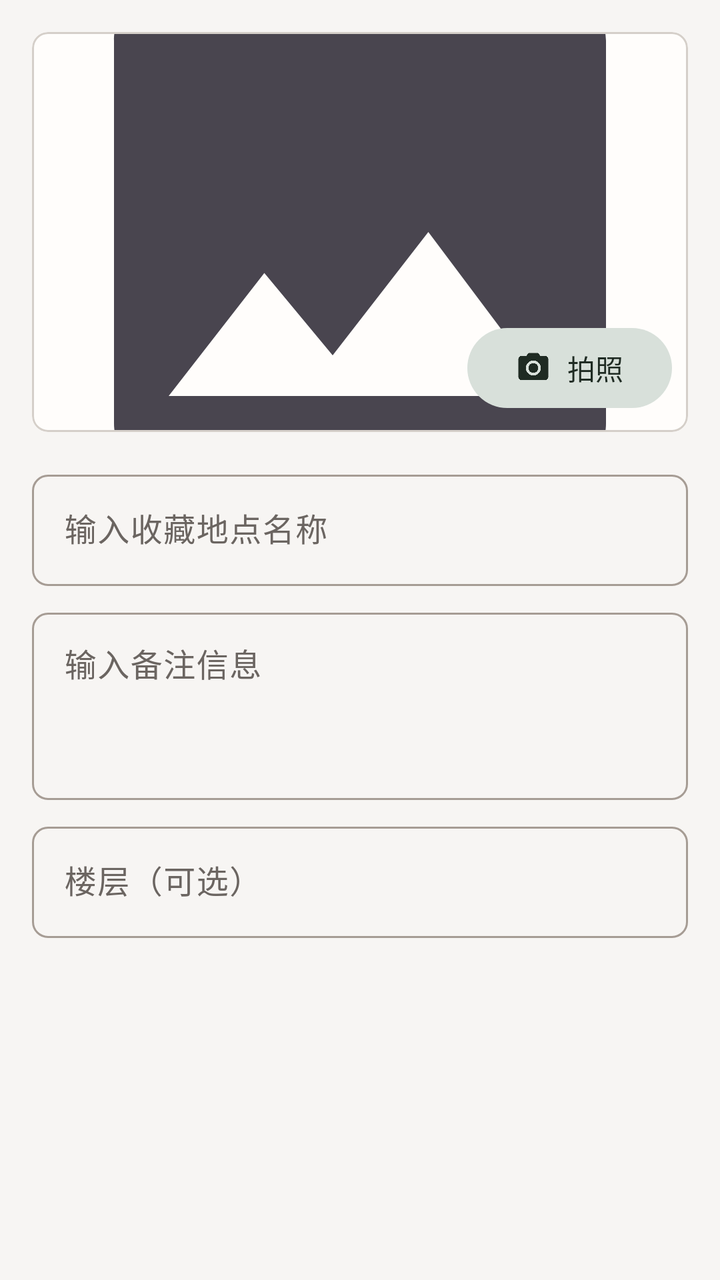
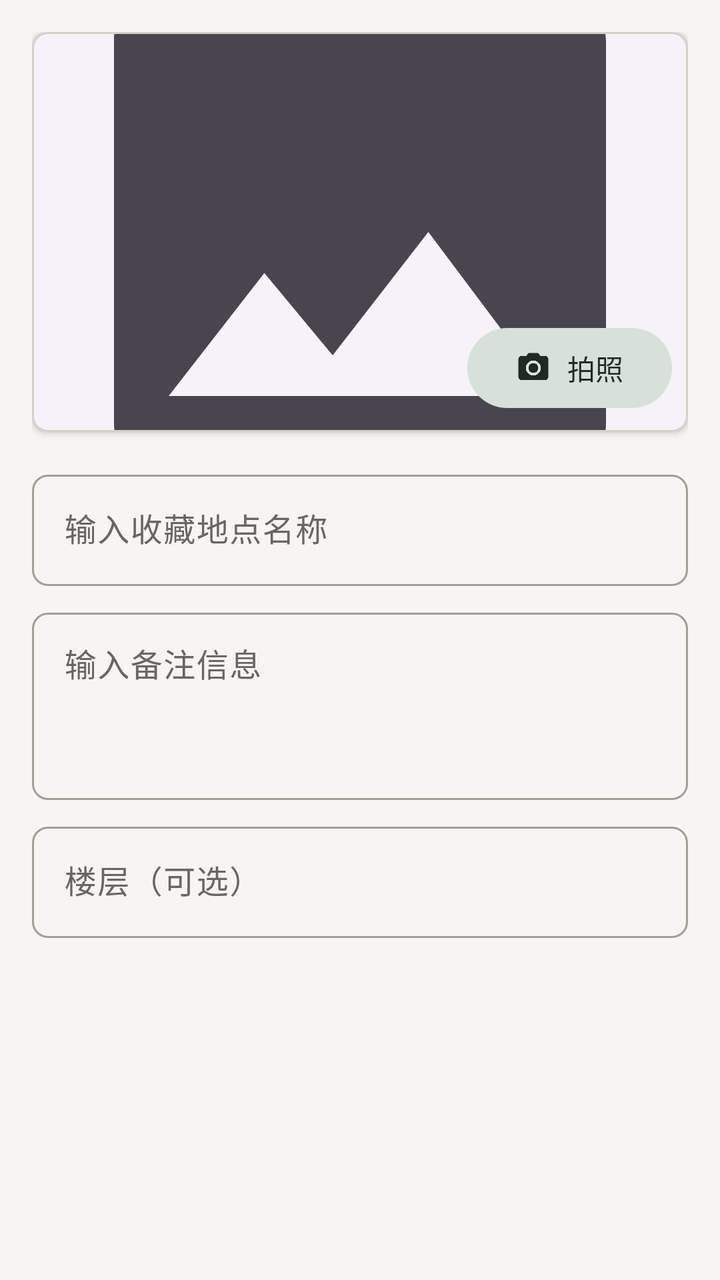

Two renders of the same Android screen: before a commit and after it. Below are the layout's source before the change and the commit's diff.
<!-- AndroidManifest.xml: application theme Theme.Compassor -->
<!-- res/layout/dialog_waypoint_details.xml -->
<?xml version="1.0" encoding="utf-8"?>
<androidx.core.widget.NestedScrollView xmlns:android="http://schemas.android.com/apk/res/android"
    xmlns:app="http://schemas.android.com/apk/res-auto"
    android:layout_width="match_parent"
    android:layout_height="wrap_content">

    <androidx.constraintlayout.widget.ConstraintLayout
        android:layout_width="match_parent"
        android:layout_height="wrap_content"
        android:padding="@dimen/padding_md">

        <com.google.android.material.card.MaterialCardView
            android:id="@+id/photoCard"
            android:layout_width="match_parent"
            android:layout_height="200dp"
            app:cardCornerRadius="@dimen/corner_radius_sm"
            app:layout_constraintTop_toTopOf="parent">

            <ImageView
                android:id="@+id/waypointPhoto"
                android:layout_width="match_parent"
                android:layout_height="match_parent"
                android:scaleType="centerCrop"
                android:src="@drawable/ic_image_placeholder" />

            <com.google.android.material.button.MaterialButton
                android:id="@+id/takePhotoButton"
                style="@style/Widget.Material3.Button.TonalButton"
                android:layout_width="wrap_content"
                android:layout_height="wrap_content"
                android:layout_gravity="bottom|end"
                android:layout_margin="8dp"
                android:text="@string/take_photo"
                app:icon="@drawable/ic_camera" />

        </com.google.android.material.card.MaterialCardView>

        <com.google.android.material.textfield.TextInputLayout
            android:id="@+id/nameInputLayout"
            style="@style/Widget.Compassor.TextInputLayout"
            android:layout_width="match_parent"
            android:layout_height="wrap_content"
            android:layout_marginTop="16dp"
            android:hint="@string/waypoint_name_hint"
            app:layout_constraintTop_toBottomOf="@id/photoCard">

            <com.google.android.material.textfield.TextInputEditText
                android:id="@+id/nameEditText"
                android:layout_width="match_parent"
                android:layout_height="wrap_content"
                android:inputType="text"
                android:maxLines="1" />

        </com.google.android.material.textfield.TextInputLayout>

        <com.google.android.material.textfield.TextInputLayout
            android:id="@+id/remarksInputLayout"
            style="@style/Widget.Compassor.TextInputLayout"
            android:layout_width="match_parent"
            android:layout_height="wrap_content"
            android:layout_marginTop="8dp"
            android:hint="@string/remarks_hint"
            app:layout_constraintTop_toBottomOf="@id/nameInputLayout">

            <com.google.android.material.textfield.TextInputEditText
                android:id="@+id/remarksEditText"
                android:layout_width="match_parent"
                android:layout_height="wrap_content"
                android:gravity="top"
                android:inputType="textMultiLine"
                android:minLines="3" />

        </com.google.android.material.textfield.TextInputLayout>

        <com.google.android.material.textfield.TextInputLayout
            android:id="@+id/floorInputLayout"
            style="@style/Widget.Compassor.TextInputLayout"
            android:layout_width="match_parent"
            android:layout_height="wrap_content"
            android:layout_marginTop="8dp"
            android:hint="@string/floor_hint"
            app:layout_constraintTop_toBottomOf="@id/remarksInputLayout">

            <com.google.android.material.textfield.TextInputEditText
                android:id="@+id/floorEditText"
                android:layout_width="match_parent"
                android:layout_height="wrap_content"
                android:inputType="numberSigned"
                android:maxLines="1" />

        </com.google.android.material.textfield.TextInputLayout>

        <TextView
            android:id="@+id/coordinatesText"
            android:layout_width="match_parent"
            android:layout_height="wrap_content"
            android:layout_marginTop="8dp"
            android:textAppearance="@style/TextAppearance.Material3.BodySmall"
            app:layout_constraintTop_toBottomOf="@id/floorInputLayout" />

    </androidx.constraintlayout.widget.ConstraintLayout>
</androidx.core.widget.NestedScrollView>
<!-- resources referenced by this layout -->
<resources>
  <dimen name="corner_radius_sm">8dp</dimen>
  <dimen name="padding_md">16dp</dimen>
  <!-- drawable ic_camera (drawable) -->
  <vector xmlns:android="http://schemas.android.com/apk/res/android"
      android:width="24dp"
      android:height="24dp"
      android:viewportWidth="24"
      android:viewportHeight="24"
      android:tint="?attr/colorControlNormal">
      <path
          android:fillColor="@android:color/white"
          android:pathData="M12,12m-3.2,0a3.2,3.2 0,1 1,6.4 0a3.2,3.2 0,1 1,-6.4 0" />
      <path
          android:fillColor="@android:color/white"
          android:pathData="M9,2L7.17,4H4c-1.1,0 -2,0.9 -2,2v12c0,1.1 0.9,2 2,2h16c1.1,0 2,-0.9 2,-2V6c0,-1.1 -0.9,-2 -2,-2h-3.17L15,2H9zm3,15c-2.76,0 -5,-2.24 -5,-5s2.24,-5 5,-5s5,2.24 5,5s-2.24,5 -5,5z" />
  </vector>
  <!-- drawable ic_image_placeholder (drawable) -->
  <vector xmlns:android="http://schemas.android.com/apk/res/android"
      android:width="24dp"
      android:height="24dp"
      android:viewportWidth="24"
      android:viewportHeight="24"
      android:tint="?attr/colorControlNormal">
      <path
          android:fillColor="@android:color/white"
          android:pathData="M21,19V5c0,-1.1 -0.9,-2 -2,-2H5c-1.1,0 -2,0.9 -2,2v14c0,1.1 0.9,2 2,2h14c1.1,0 2,-0.9 2,-2zM8.5,13.5l2.5,3.01L14.5,12l4.5,6H5l3.5,-4.5z" />
  </vector>
  <string name="floor_hint">楼层（可选）</string>
  <string name="remarks_hint">输入备注信息</string>
  <string name="take_photo">拍照</string>
  <string name="waypoint_name_hint">输入收藏地点名称</string>
  <style name="Widget.Compassor.TextInputLayout" parent="Widget.Material3.TextInputLayout.OutlinedBox">
          <item name="boxCornerRadiusTopStart">8dp</item>
          <item name="boxCornerRadiusTopEnd">8dp</item>
          <item name="boxCornerRadiusBottomStart">8dp</item>
          <item name="boxCornerRadiusBottomEnd">8dp</item>
      </style>
  <style name="Theme.Compassor" parent="Base.Theme.Compassor" />
  <color name="md_theme_light_primary">#6B7B8C</color>
  <color name="md_theme_light_onPrimary">#FFFFFF</color>
  <color name="md_theme_light_primaryContainer">#D5DBE3</color>
  <color name="md_theme_light_onPrimaryContainer">#1A2632</color>
  <color name="md_theme_light_secondary">#8FA395</color>
  <color name="md_theme_light_onSecondary">#FFFFFF</color>
  <color name="md_theme_light_secondaryContainer">#D8E0DA</color>
  <color name="md_theme_light_onSecondaryContainer">#1F2B23</color>
  <color name="md_theme_light_tertiary">#C9ADA7</color>
  <color name="md_theme_light_onTertiary">#FFFFFF</color>
  <color name="md_theme_light_tertiaryContainer">#E8DDD9</color>
  <color name="md_theme_light_onTertiaryContainer">#3D2F2C</color>
  <color name="md_theme_light_error">#C17B74</color>
  <color name="md_theme_light_onError">#FFFFFF</color>
  <color name="md_theme_light_errorContainer">#EED5D2</color>
  <color name="md_theme_light_onErrorContainer">#4A2522</color>
  <color name="md_theme_light_background">#F7F5F3</color>
  <color name="md_theme_light_onBackground">#3D3A38</color>
  <color name="md_theme_light_surface">#FFFDFB</color>
  <color name="md_theme_light_onSurface">#3D3A38</color>
  <color name="md_theme_light_surfaceVariant">#E8E4E1</color>
  <color name="md_theme_light_onSurfaceVariant">#6B6561</color>
  <color name="md_theme_light_outline">#A69C94</color>
  <color name="md_theme_light_outlineVariant">#D5CFC9</color>
  <!-- unchanged entries left out for length: 1 -->
</resources>

<!-- the commit's change to res/layout/dialog_waypoint_details.xml (unified diff, before → after) -->
@@ -11,9 +11,10 @@
 
         <com.google.android.material.card.MaterialCardView
             android:id="@+id/photoCard"
+            style="@style/Widget.Compassor.ModernCard"
             android:layout_width="match_parent"
             android:layout_height="200dp"
-            app:cardCornerRadius="@dimen/corner_radius_sm"
+            app:cardCornerRadius="8dp"
             app:layout_constraintTop_toTopOf="parent">
 
             <ImageView
<!-- resource entries referenced after the edit -->
@@ -1,6 +1,5 @@
 <!-- resources referenced by this layout -->
 <resources>
-  <dimen name="corner_radius_sm">8dp</dimen>
   <dimen name="padding_md">16dp</dimen>
   <!-- drawable ic_camera (drawable) -->
   <vector xmlns:android="http://schemas.android.com/apk/res/android"
@@ -31,6 +30,7 @@
   <string name="remarks_hint">输入备注信息</string>
   <string name="take_photo">拍照</string>
   <string name="waypoint_name_hint">输入收藏地点名称</string>
+  <style name="Widget.Compassor.ModernCard" parent="Widget.Compassor.FluentCard" />
   <style name="Widget.Compassor.TextInputLayout" parent="Widget.Material3.TextInputLayout.OutlinedBox">
           <item name="boxCornerRadiusTopStart">8dp</item>
           <item name="boxCornerRadiusTopEnd">8dp</item>
@@ -38,6 +38,13 @@
           <item name="boxCornerRadiusBottomEnd">8dp</item>
       </style>
   <style name="Theme.Compassor" parent="Base.Theme.Compassor" />
+  <style name="Widget.Compassor.FluentCard" parent="Widget.Material3.CardView.Elevated">
+          <item name="cardCornerRadius">4dp</item>
+          <item name="cardElevation">2dp</item>
+          <item name="cardUseCompatPadding">false</item>
+          <item name="strokeWidth">1dp</item>
+          <item name="strokeColor">?attr/colorOutlineVariant</item>
+      </style>
   <color name="md_theme_light_primary">#6B7B8C</color>
   <color name="md_theme_light_onPrimary">#FFFFFF</color>
   <color name="md_theme_light_primaryContainer">#D5DBE3</color>
